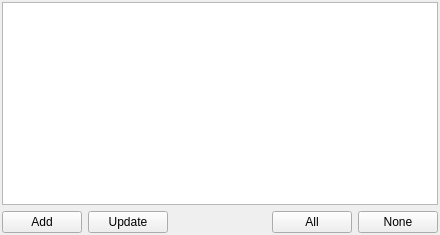
vacuum-im/vacuum-im, file trunk/src/plugins/messagewidgets/receiverswidget.ui: the form before one commit.
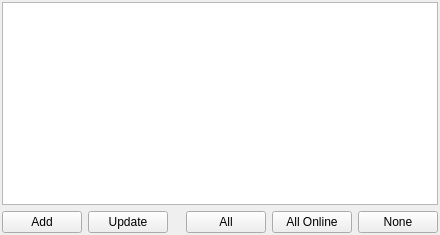
The form after the commit.

Commit message: добавил кнопку выбора всех пользователей в сети при отправки широковещательного сообщения

The edit to the form file:
```diff
--- a/trunk/src/plugins/messagewidgets/receiverswidget.ui
+++ b/trunk/src/plugins/messagewidgets/receiverswidget.ui
@@ -57,6 +57,13 @@
        </property>
       </widget>
      </item>
+     <item>
+      <widget class="QPushButton" name="pbtSelectAllOnLine">
+       <property name="text">
+        <string>All Online</string>
+       </property>
+      </widget>
+     </item>
      <item>
       <widget class="QPushButton" name="pbtSelectNone">
        <property name="text">
```
The commit also changes 6 other files.
